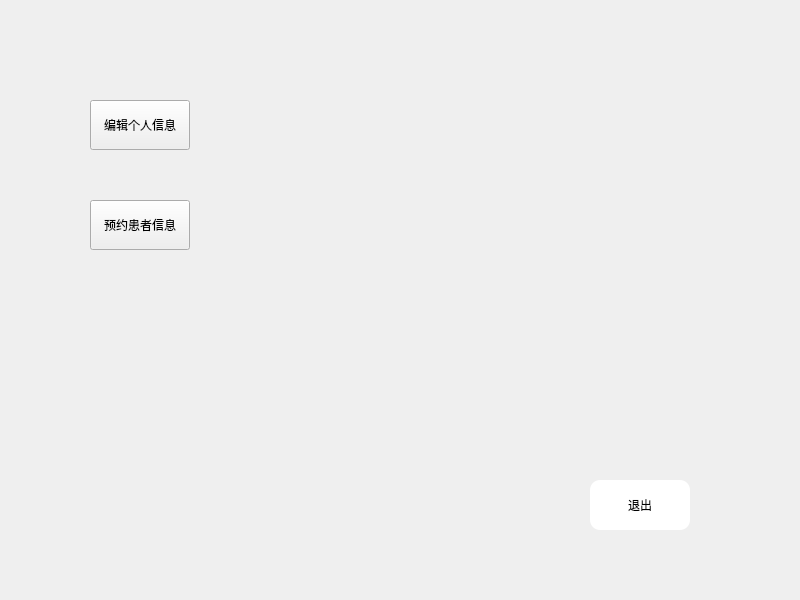
KeviaWang/work, file demo1/docmain.ui: the form before one commit.
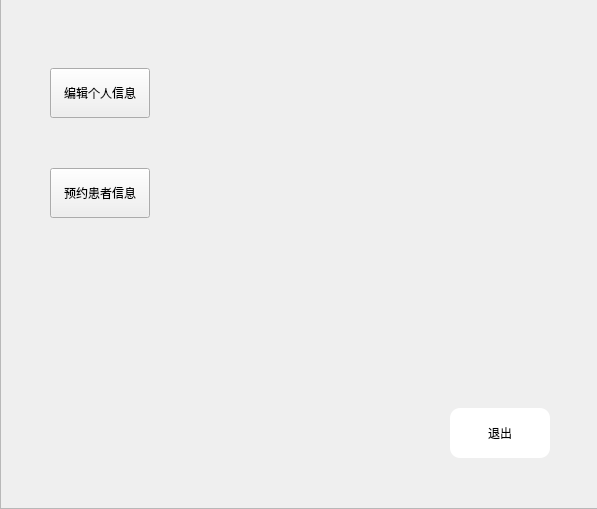
The form after the commit. Icons and pictures are not drawn.

What changed in the file:
```diff
--- a/demo1/docmain.ui
+++ b/demo1/docmain.ui
@@ -6,8 +6,8 @@
    <rect>
     <x>0</x>
     <y>0</y>
-    <width>800</width>
-    <height>600</height>
+    <width>597</width>
+    <height>509</height>
    </rect>
   </property>
   <property name="windowTitle">
@@ -16,47 +16,29 @@
   <property name="styleSheet">
    <string notr="true">#docMain{border-image: url(:/back/登录.png);}</string>
   </property>
-  <widget class="QPushButton" name="pushButton">
+  <widget class="QFrame" name="frame">
    <property name="geometry">
     <rect>
-     <x>590</x>
-     <y>480</y>
-     <width>100</width>
-     <height>50</height>
+     <x>0</x>
+     <y>-2</y>
+     <width>601</width>
+     <height>511</height>
     </rect>
    </property>
    <property name="styleSheet">
-    <string notr="true">#pushButton{border-radius:10px;}
-#pushButton{background-color: rgb(255, 255, 255);}
-</string>
+    <string notr="true">#frame{border-image: url(:/new/prefix1/back/登录.png);}</string>
    </property>
-   <property name="text">
-    <string>退出</string>
+   <property name="frameShape">
+    <enum>QFrame::StyledPanel</enum>
    </property>
-  </widget>
-  <widget class="QPushButton" name="bingqingchuli">
-   <property name="geometry">
-    <rect>
-     <x>90</x>
-     <y>200</y>
-     <width>100</width>
-     <height>50</height>
-    </rect>
+   <property name="frameShadow">
+    <enum>QFrame::Raised</enum>
    </property>
-   <property name="styleSheet">
-    <string notr="true">#pushButton_3{border-radius:10px;}
-#pushButton_3{background-color: rgb(255, 255, 255);}
-</string>
-   </property>
-   <property name="text">
-    <string>预约患者信息</string>
-   </property>
-  </widget>
   <widget class="QPushButton" name="gerenxinxi">
    <property name="geometry">
     <rect>
-     <x>90</x>
-     <y>100</y>
+      <x>50</x>
+      <y>70</y>
      <width>100</width>
      <height>50</height>
     </rect>
@@ -69,6 +51,43 @@
    <property name="text">
     <string>编辑个人信息</string>
    </property>
+   </widget>
+   <widget class="QPushButton" name="bingqingchuli">
+    <property name="geometry">
+     <rect>
+      <x>50</x>
+      <y>170</y>
+      <width>100</width>
+      <height>50</height>
+     </rect>
+    </property>
+    <property name="styleSheet">
+     <string notr="true">#pushButton_3{border-radius:10px;}
+#pushButton_3{background-color: rgb(255, 255, 255);}
+</string>
+    </property>
+    <property name="text">
+     <string>预约患者信息</string>
+    </property>
+   </widget>
+   <widget class="QPushButton" name="pushButton">
+    <property name="geometry">
+     <rect>
+      <x>450</x>
+      <y>410</y>
+      <width>100</width>
+      <height>50</height>
+     </rect>
+    </property>
+    <property name="styleSheet">
+     <string notr="true">#pushButton{border-radius:10px;}
+#pushButton{background-color: rgb(255, 255, 255);}
+</string>
+    </property>
+    <property name="text">
+     <string>退出</string>
+    </property>
+   </widget>
   </widget>
  </widget>
  <resources/>
```
Left out of the diff: 2 changed lines with no effect on the pictures. Lines whose indentation alone changed are shown as unchanged.
